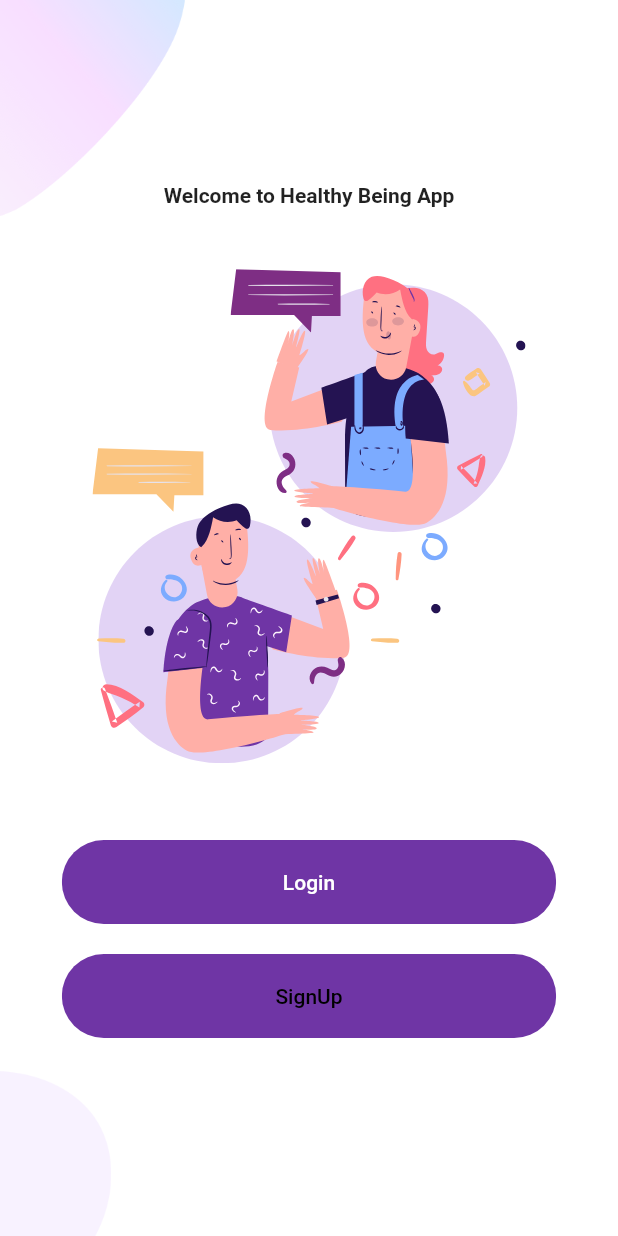
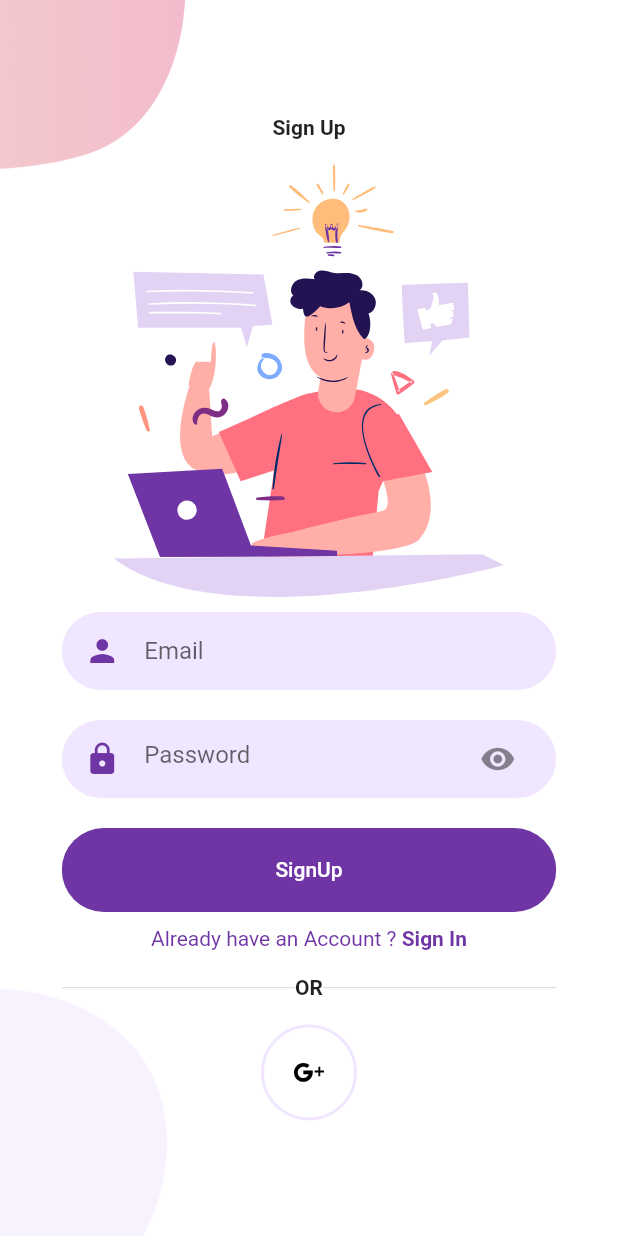
Before and after one commit to mr0a/flutter_login_auth, a Flutter app: the screen it shows after launch, after a tap on "SignUp", on a phone screen of 412 x 824 dp. Run offline on Flutter 3.47's test engine with Material 2 defaults, Android fonts, the phone set to English and light mode, and no system bars; our stand-ins replace flutter_svg.

Commit message:
Signup screen completed

```diff
--- a/lib/Screens/Login/components/body.dart
+++ b/lib/Screens/Login/components/body.dart
@@ -1,5 +1,6 @@
 import 'package:flutter/material.dart';
 import 'package:flutter_svg/flutter_svg.dart';
+import 'package:login_ui/Screens/SignUp/signup_screen.dart';
 import 'package:login_ui/components/already_have_an_account.dart';
 import 'package:login_ui/components/rounded_button.dart';
 import '../../../components/rounded_password_field.dart';
@@ -48,7 +49,19 @@ class Body extends StatelessWidget {
               text: 'LOGIN',
               press: () {},
             ),
-            AlreadyHaveAnAccountCheck(),
+            AlreadyHaveAnAccountCheck(
+              login: true,
+              press: () {
+                return Navigator.push(
+                  context,
+                  MaterialPageRoute(
+                    builder: (context) {
+                      return SignupScreen();
+                    },
+                  ),
+                );
+              },
+            ),
           ],
         ),
       ),
--- /dev/null
+++ b/lib/Screens/SignUp/components/background.dart
@@ -0,0 +1,41 @@
+import 'package:flutter/material.dart';
+
+class Background extends StatelessWidget {
+  const Background({
+    Key key,
+    @required this.child,
+  }) : super(key: key);
+
+  final Widget child;
+
+  @override
+  Widget build(BuildContext context) {
+    Size size = MediaQuery.of(context).size;
+    return Container(
+      width: double.infinity,
+      height: size.height,
+      child: Stack(
+        alignment: Alignment.center,
+        children: [
+          Positioned(
+            top: 0,
+            left: 0,
+            child: Image.asset(
+              'assets/images/signup_top.png',
+              width: size.width * 0.3,
+            ),
+          ),
+          Positioned(
+            bottom: 0,
+            left: 0,
+            child: Image.asset(
+              'assets/images/main_bottom.png',
+              height: size.height * 0.2,
+            ),
+          ),
+          child,
+        ],
+      ),
+    );
+  }
+}
--- /dev/null
+++ b/lib/Screens/SignUp/components/body.dart
@@ -0,0 +1,77 @@
+import 'package:flutter/material.dart';
+import 'package:flutter_svg/flutter_svg.dart';
+
+import './background.dart';
+import '../../../components/rounded_input_field.dart';
+import '../../../components/rounded_password_field.dart';
+import '../../../components/rounded_button.dart';
+import 'package:login_ui/Screens/Login/login_screen.dart';
+import 'package:login_ui/components/already_have_an_account.dart';
+
+import 'or_divider.dart';
+import 'social_icon.dart';
+
+class Body extends StatelessWidget {
+  final Widget child;
+
+  const Body({
+    Key key,
+    this.child,
+  }) : super(key: key);
+
+  @override
+  Widget build(BuildContext context) {
+    Size size = MediaQuery.of(context).size;
+    return Background(
+      child: SingleChildScrollView(
+        child: Column(
+          mainAxisAlignment: MainAxisAlignment.center,
+          children: [
+            Text(
+              'Sign Up',
+              style: TextStyle(fontWeight: FontWeight.bold),
+            ),
+            SizedBox(
+              height: size.height * 0.02,
+            ),
+            SvgPicture.asset(
+              'assets/icons/signup.svg',
+              height: size.height * 0.35,
+            ),
+            RoundedInputField(
+              hintText: 'Email',
+            ),
+            RoundedPasswordField(),
+            // RoundedPasswordField(),
+            RoundedButton(
+              text: 'SignUp',
+            ),
+            AlreadyHaveAnAccountCheck(
+              login: false,
+              press: () {
+                return Navigator.push(
+                  context,
+                  MaterialPageRoute(
+                    builder: (context) {
+                      return LoginScreen();
+                    },
+                  ),
+                );
+              },
+            ),
+            OrDivider(),
+            Row(
+              mainAxisAlignment: MainAxisAlignment.center,
+              children: [
+                SocialIcon(
+                  iconSrc: 'assets/icons/google-plus.svg',
+                  press: () {},
+                ),
+              ],
+            )
+          ],
+        ),
+      ),
+    );
+  }
+}
--- /dev/null
+++ b/lib/Screens/SignUp/components/or_divider.dart
@@ -0,0 +1,31 @@
+import 'package:flutter/material.dart';
+
+class OrDivider extends StatelessWidget {
+  @override
+  Widget build(BuildContext context) {
+    Size size = MediaQuery.of(context).size;
+    return Container(
+      margin: EdgeInsets.symmetric(vertical: size.height * 0.02),
+      width: size.width * 0.8,
+      child: Row(
+        children: [
+          buildExpanded(),
+          Text(
+            'OR',
+            style: TextStyle(fontWeight: FontWeight.w600),
+          ),
+          buildExpanded(),
+        ],
+      ),
+    );
+  }
+
+  Expanded buildExpanded() {
+    return Expanded(
+      child: Divider(
+        color: Color(0xFFD9D9D9),
+        height: 1.5,
+      ),
+    );
+  }
+}
--- /dev/null
+++ b/lib/Screens/SignUp/components/social_icon.dart
@@ -0,0 +1,36 @@
+import 'package:flutter/material.dart';
+import 'package:flutter_svg/flutter_svg.dart';
+
+import '../../../constant.dart';
+
+class SocialIcon extends StatelessWidget {
+  final String iconSrc;
+  final Function press;
+  const SocialIcon({
+    Key key,
+    this.iconSrc,
+    this.press,
+  }) : super(key: key);
+
+  @override
+  Widget build(BuildContext context) {
+    return GestureDetector(
+      onTap: press,
+      child: Container(
+        padding: EdgeInsets.all(20),
+        decoration: BoxDecoration(
+          border: Border.all(
+            width: 2,
+            color: kPrimaryLightColor,
+          ),
+          shape: BoxShape.circle,
+        ),
+        child: SvgPicture.asset(
+          iconSrc,
+          height: 20,
+          width: 20,
+        ),
+      ),
+    );
+  }
+}
--- /dev/null
+++ b/lib/Screens/SignUp/signup_screen.dart
@@ -0,0 +1,12 @@
+import 'package:flutter/material.dart';
+
+import './components/body.dart';
+
+class SignupScreen extends StatelessWidget {
+  @override
+  Widget build(BuildContext context) {
+    return Scaffold(
+      body: Body(),
+    );
+  }
+}
--- a/lib/Screens/welcome/components/body.dart
+++ b/lib/Screens/welcome/components/body.dart
@@ -1,6 +1,7 @@
 import 'package:flutter/material.dart';
 import 'package:flutter_svg/flutter_svg.dart';
 import 'package:login_ui/Screens/Login/login_screen.dart';
+import 'package:login_ui/Screens/SignUp/signup_screen.dart';
 import '../../../components/rounded_button.dart';
 import './background.dart';
 
@@ -43,7 +44,14 @@ class Body extends StatelessWidget {
           ),
           RoundedButton(
             text: 'SignUp',
-            press: () {},
+            press: () {
+              Navigator.push(
+                context,
+                MaterialPageRoute(builder: (context) {
+                  return SignupScreen();
+                }),
+              );
+            },
             textcolor: Colors.black,
           ),
         ],
--- a/lib/components/already_have_an_account.dart
+++ b/lib/components/already_have_an_account.dart
@@ -1,5 +1,4 @@
 import 'package:flutter/material.dart';
-import 'package:login_ui/Screens/welcome/welcome_screen.dart';
 
 import '../constant.dart';
 
--- a/lib/components/rounded_password_field.dart
+++ b/lib/components/rounded_password_field.dart
@@ -16,7 +16,7 @@ class RoundedPasswordField extends StatelessWidget {
         onChanged: onChanged,
         obscureText: true,
         decoration: InputDecoration(
-            hintText: 'Your Password',
+            hintText: 'Password',
             icon: Icon(
               Icons.lock,
               color: kPrimaryColor,
--- a/lib/components/text_field_container.dart
+++ b/lib/components/text_field_container.dart
@@ -14,8 +14,8 @@ class TextFieldContainer extends StatelessWidget {
     Size size = MediaQuery.of(context).size;
     return Container(
       padding: EdgeInsets.symmetric(
-        horizontal: 20,
-        vertical: 5,
+        horizontal: 15,
+        vertical: 2,
       ),
       margin: EdgeInsets.symmetric(vertical: 10),
       width: size.width * 0.8,
```
Also changed, not shown: output2.png, output3.png (added), 1 other file.
